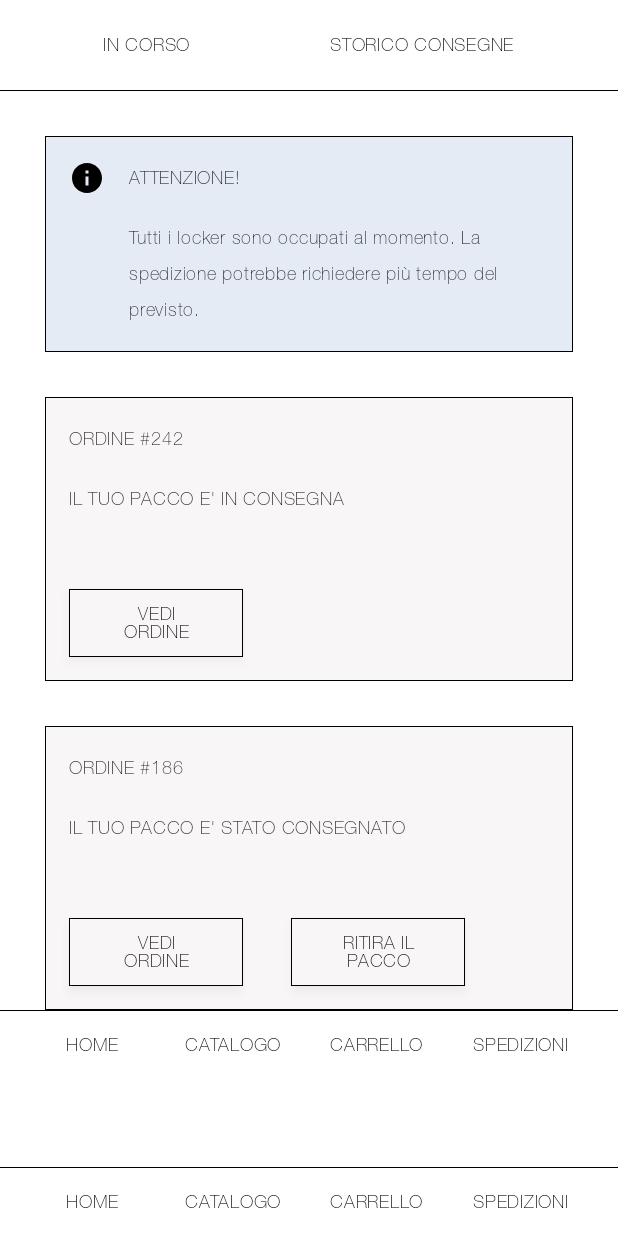
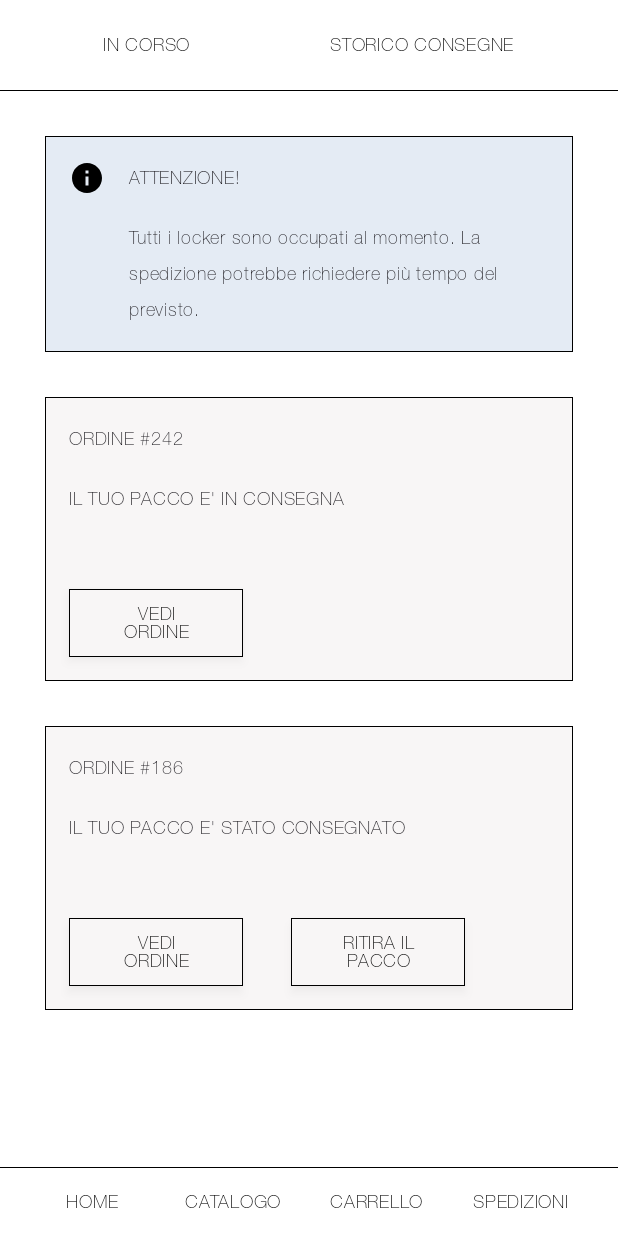
Before and after one commit to GiadaFerreri/ProgettoLocker, an Android app built with Jetpack Compose: the Spedizioni screen opened through its navigation route, on a phone screen of 412 x 824 dp. Run offline under Robolectric (Android 15) with nearby library versions, the phone set to English and light mode, and no system bars; our stand-ins replace Firebase (no records; nobody signed in at launch, a user with empty details on screens opened directly), accompanist.

Commit message:
Modifiche animazioni

```diff
--- a/app/src/main/AndroidManifest.xml
+++ b/app/src/main/AndroidManifest.xml
@@ -6,9 +6,9 @@
         android:allowBackup="true"
         android:dataExtractionRules="@xml/data_extraction_rules"
         android:fullBackupContent="@xml/backup_rules"
-        android:icon="@mipmap/ic_launcher"
+        android:icon="@drawable/logo_round"
         android:label="@string/app_name"
-        android:roundIcon="@mipmap/ic_launcher_round"
+        android:roundIcon="@drawable/logo_round"
         android:supportsRtl="true"
         android:theme="@style/Theme.ProgettoLocker"
         tools:targetApi="31">
--- a/app/src/main/java/it/polito/progettolocker/MainActivity.kt
+++ b/app/src/main/java/it/polito/progettolocker/MainActivity.kt
@@ -48,7 +48,9 @@ import androidx.compose.ui.graphics.Color
 import androidx.compose.ui.graphics.RectangleShape
 import androidx.compose.ui.res.painterResource
 import androidx.compose.ui.text.font.FontWeight
+import androidx.compose.ui.unit.Dp
 import androidx.compose.ui.unit.dp
+import androidx.compose.ui.unit.sp
 import androidx.lifecycle.ViewModelProvider
 import androidx.navigation.NavController
 import androidx.navigation.NavHostController
@@ -87,6 +89,7 @@ import it.polito.progettolocker.views.customer.StoricoConsegne
 import it.polito.progettolocker.views.delivery.LockerConfirm
 import kotlinx.coroutines.delay
 import kotlinx.coroutines.launch
+
 
 class MainActivity : ComponentActivity() {
 
@@ -290,10 +293,10 @@ fun HomePage(mainActivity: MainActivity, navController: NavController) {
 @Composable
 fun AnimatedLauncherIcon(mainActivity: MainActivity, navController: NavController) {
    val size= remember {
-       androidx.compose.animation.core.Animatable(1f)
+       androidx.compose.animation.core.Animatable(0.5f)
    }
     LaunchedEffect(true) {
-        size.animateTo(3f,
+        size.animateTo(1f,
             animationSpec = tween(1500, easing = LinearEasing)
         )
         delay(1000)
@@ -319,7 +322,7 @@ fun AnimatedLauncherIcon(mainActivity: MainActivity, navController: NavControlle
         verticalArrangement = Arrangement.Center
     ) {
         Image(
-            painter = painterResource(id = R.drawable.zara_product1),
+            painter = painterResource(id = R.drawable.titolo),
             contentDescription = null,
             modifier = Modifier
                 .padding(16.dp)
--- a/app/src/main/java/it/polito/progettolocker/graphic/CardOrder.kt
+++ b/app/src/main/java/it/polito/progettolocker/graphic/CardOrder.kt
@@ -33,6 +33,7 @@ fun CardOrder(
     mainActivity: MainActivity,
     navController: NavController,
     onClickDestination: String = "",
+    onClickDestination2: String =""
 ){
     OutlinedCard(
         colors = CardDefaults.cardColors(
@@ -74,7 +75,7 @@ fun CardOrder(
                     horizontalAlignment = Alignment.End
                 ){
                     if(rightButton){
-                        Buttons(rightButtonText, onClickHandler={})
+                        Buttons(rightButtonText, onClickHandler = {if(onClickDestination2 != "") navController.navigate(onClickDestination2) })
                     }
                 }
             }
--- a/app/src/main/java/it/polito/progettolocker/views/customer/SpedizioniInCorso.kt
+++ b/app/src/main/java/it/polito/progettolocker/views/customer/SpedizioniInCorso.kt
@@ -31,7 +31,8 @@ fun SpedizioniInCorso(mainActivity: MainActivity, navController: NavController)
                 orderNumber = "242",
                 description = "IL TUO PACCO E' IN CONSEGNA",
                 mainActivity = mainActivity,
-                navController = navController
+                navController = navController,
+                onClickDestination = "DettagliOrdine"
             )
         }
         Row{
@@ -41,10 +42,11 @@ fun SpedizioniInCorso(mainActivity: MainActivity, navController: NavController)
                 leftButton = true,
                 rightButton = true,
                 mainActivity = mainActivity,
-                navController = navController
+                navController = navController,
+                onClickDestination = "DettagliOrdine",
+                onClickDestination2="LockerConfirmCustomer"
             )
         }
     }
-    FooterHome(navController = navController)
 
 }
```
Also changed, not shown: app/src/main/res/drawable/ic_launcher.webp (added), app/src/main/res/drawable/logo_round.png (added), app/src/main/res/drawable/titolo.png (added).
